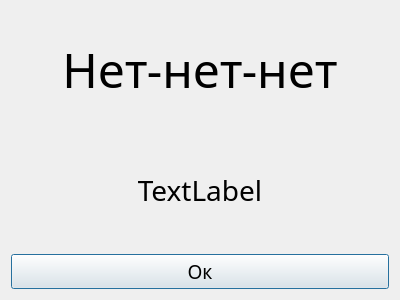
The window that Shedule/nonono.ui (Kr-EA/Shedule) describes before a commit, drawn with Qt 5.
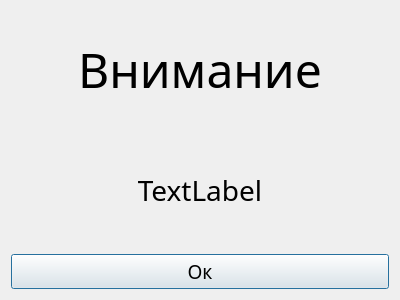
The same window after the commit.

Diff of the .ui file:
```diff
--- a/Shedule/nonono.ui
+++ b/Shedule/nonono.ui
@@ -29,7 +29,7 @@
       </font>
      </property>
      <property name="text">
-      <string>Нет-нет-нет</string>
+      <string>Внимание</string>
      </property>
      <property name="alignment">
       <set>Qt::AlignmentFlag::AlignCenter</set>
```
